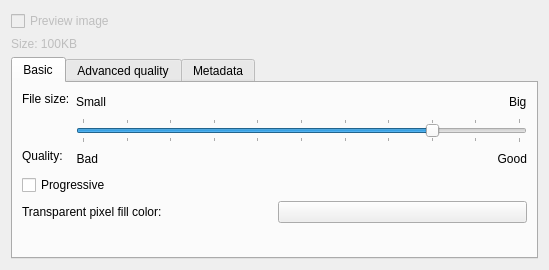
Qt form krita/plugins/formats/jpeg/kis_wdg_options_jpeg.ui (KDE/krita) before a commit.
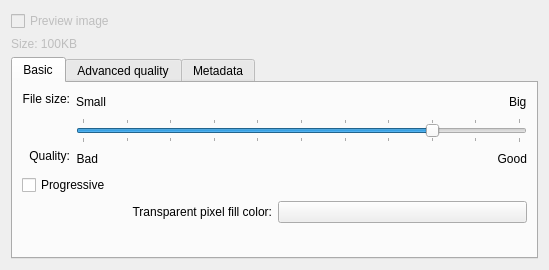
The same form after that commit. Custom widgets are drawn as their Qt base class.

Commit message:
Fix the alignment of labels in dialogs
Patch by Juan Palacios

```diff
--- a/krita/plugins/formats/jpeg/kis_wdg_options_jpeg.ui
+++ b/krita/plugins/formats/jpeg/kis_wdg_options_jpeg.ui
@@ -49,7 +49,7 @@
             <string>File size:</string>
            </property>
            <property name="alignment">
-            <set>Qt::AlignTop</set>
+            <set>Qt::AlignRight|Qt::AlignTop|Qt::AlignTrailing</set>
            </property>
            <property name="wordWrap">
             <bool>false</bool>
@@ -131,7 +131,7 @@
             <string>Quality:</string>
            </property>
            <property name="alignment">
-            <set>Qt::AlignTop</set>
+            <set>Qt::AlignRight|Qt::AlignTop|Qt::AlignTrailing</set>
            </property>
            <property name="wordWrap">
             <bool>false</bool>
@@ -197,6 +197,9 @@
            <property name="text">
             <string>Transparent pixel fill color:</string>
            </property>
+           <property name="alignment">
+            <set>Qt::AlignRight|Qt::AlignTrailing|Qt::AlignVCenter</set>
+           </property>
           </widget>
          </item>
          <item>
```
Left out of the diff: 6 changed lines with no effect on the pictures. The commit also changes 71 other files.
